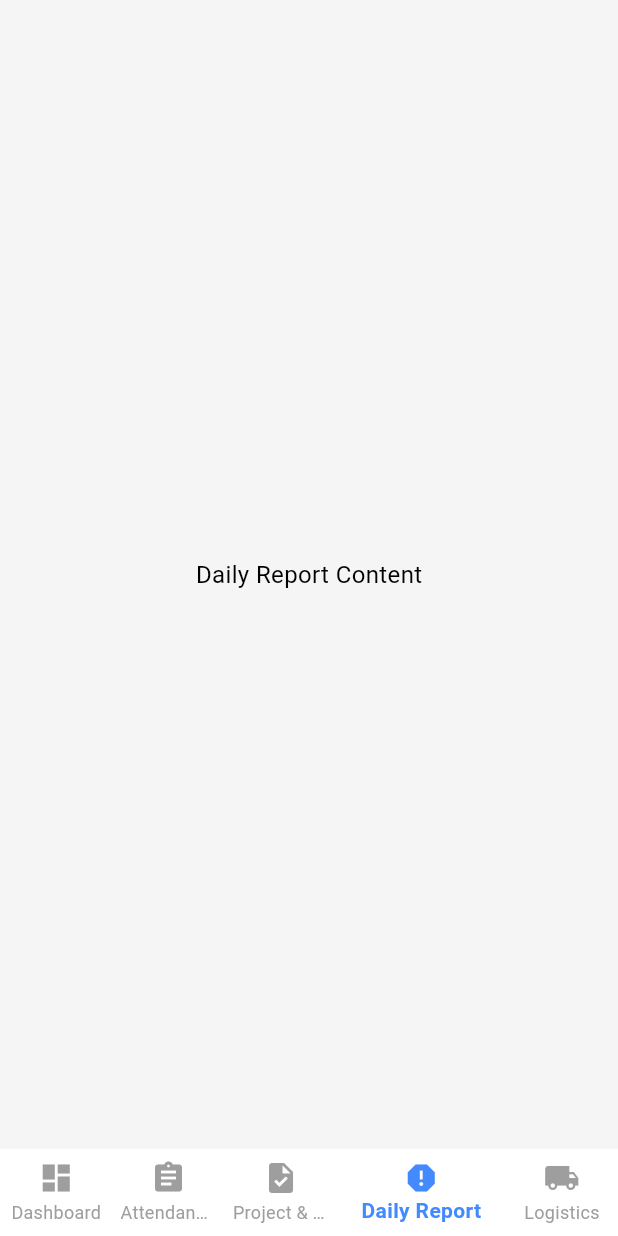
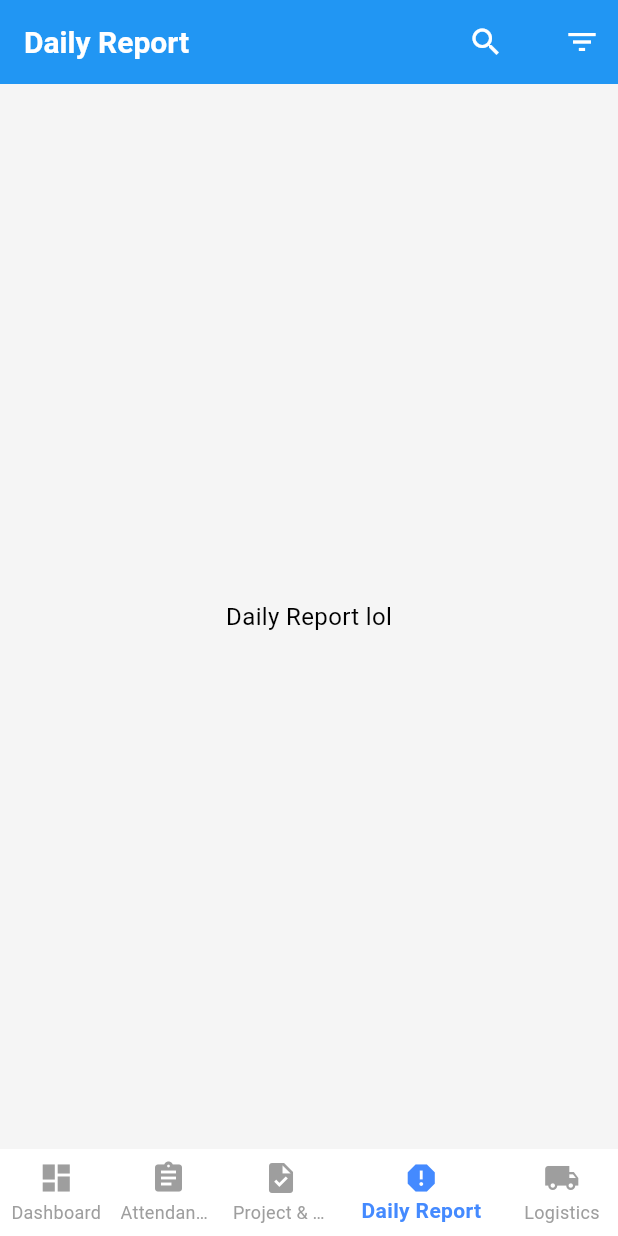
Before and after one commit to izzan-alfian/myapp, a Flutter app: the screen it shows after launch, item 4 of the bottom bar chosen, on a phone screen of 412 x 824 dp. Run offline on Flutter 3.47's test engine with Material 3 defaults, Android fonts, the phone set to English and light mode, and no system bars; our stand-ins replace flutter_bloc.

Commit message:
second commit

```diff
--- /dev/null
+++ b/lib/presentation/blocs/attendances/attendances_event.dart
@@ -0,0 +1,3 @@
+abstract class AttendancesEvent {}
+
+class FetchAttendance extends AttendancesEvent {}
--- a/lib/presentation/component/layout_navbar.dart
+++ b/lib/presentation/component/layout_navbar.dart
@@ -15,7 +15,7 @@ class _LayoutNavbarState extends State<LayoutNavbar> {
     DashboardPage(),
     Attendances(),
     ProjectTaskPage(),
-    DailyReportPage(),
+    DailyReport(),
     LogisticsPage(),
   ];
 
@@ -55,9 +55,12 @@ class _LayoutNavbarState extends State<LayoutNavbar> {
           ),
         ],
         currentIndex: _selectedIndex,
-        selectedItemColor: Theme.of(context).bottomNavigationBarTheme.selectedItemColor,
-        unselectedItemColor: Theme.of(context).bottomNavigationBarTheme.unselectedItemColor,
-        backgroundColor: Theme.of(context).bottomNavigationBarTheme.backgroundColor,
+        selectedItemColor:
+            Theme.of(context).bottomNavigationBarTheme.selectedItemColor,
+        unselectedItemColor:
+            Theme.of(context).bottomNavigationBarTheme.unselectedItemColor,
+        backgroundColor:
+            Theme.of(context).bottomNavigationBarTheme.backgroundColor,
         elevation: 0, // Menghilangkan bayangan
         onTap: _onItemTapped,
       ),
@@ -84,15 +87,6 @@ class ProjectTaskPage extends StatelessWidget {
   }
 }
 
-class DailyReportPage extends StatelessWidget {
-  @override
-  Widget build(BuildContext context) {
-    return Center(
-      child: Text('Daily Report Content'),
-    );
-  }
-}
-
 class LogisticsPage extends StatelessWidget {
   @override
   Widget build(BuildContext context) {
--- a/lib/presentation/pages/daily_report/daily_report.dart
+++ b/lib/presentation/pages/daily_report/daily_report.dart
@@ -2,19 +2,46 @@
 // Suggested code may be subject to a license. Learn more: ~LicenseLog:1337891209.
 import 'package:flutter/material.dart';
 
-class DailyReportPage extends StatefulWidget {
-  const DailyReportPage({Key? key}) : super(key: key);
+class DailyReport extends StatefulWidget {
+  const DailyReport({Key? key}) : super(key: key);
 
   @override
-  State<DailyReportPage> createState() => _DailyReportPageState();
+  State<DailyReport> createState() => _DailyReportPageState();
 }
 
-class _DailyReportPageState extends State<DailyReportPage> {
+class _DailyReportPageState extends State<DailyReport> {
   @override
   Widget build(BuildContext context) {
-    return const Scaffold(
+    return Scaffold(
+      appBar: AppBar(
+        backgroundColor: Colors.blue,
+        title: Row(
+          children: [
+            Expanded(
+              child: Text(
+                'Daily Report',
+                style: TextStyle(color: Colors.white),
+              ),
+            ),
+            IconButton(
+              icon: Icon(Icons.search, color: Colors.white),
+              onPressed: () {
+                // Handle search functionality here
+              },
+            ),
+          ],
+        ),
+        actions: [
+          IconButton(
+            icon: Icon(Icons.filter_list, color: Colors.white),
+            onPressed: () {
+              // Handle filter functionality here
+            },
+          ),
+        ],
+      ),
       body: Center(
-        child: Text('Daily Report'),
+        child: Text('Daily Report lol'),
       ),
     );
   }
```
Also changed, not shown: lib/data/models/attendances_model.dart (added, +38 -0 lines), lib/presentation/blocs/attendances/attendances_bloc.dart (added, +25 -0 lines), lib/presentation/blocs/attendances/attendances_state.dart (added, +17 -0 lines), lib/presentation/pages/attendances/attendances.dart (+5 -6 lines), pubspec.yaml (+9 -10 lines), pubspec.lock.
